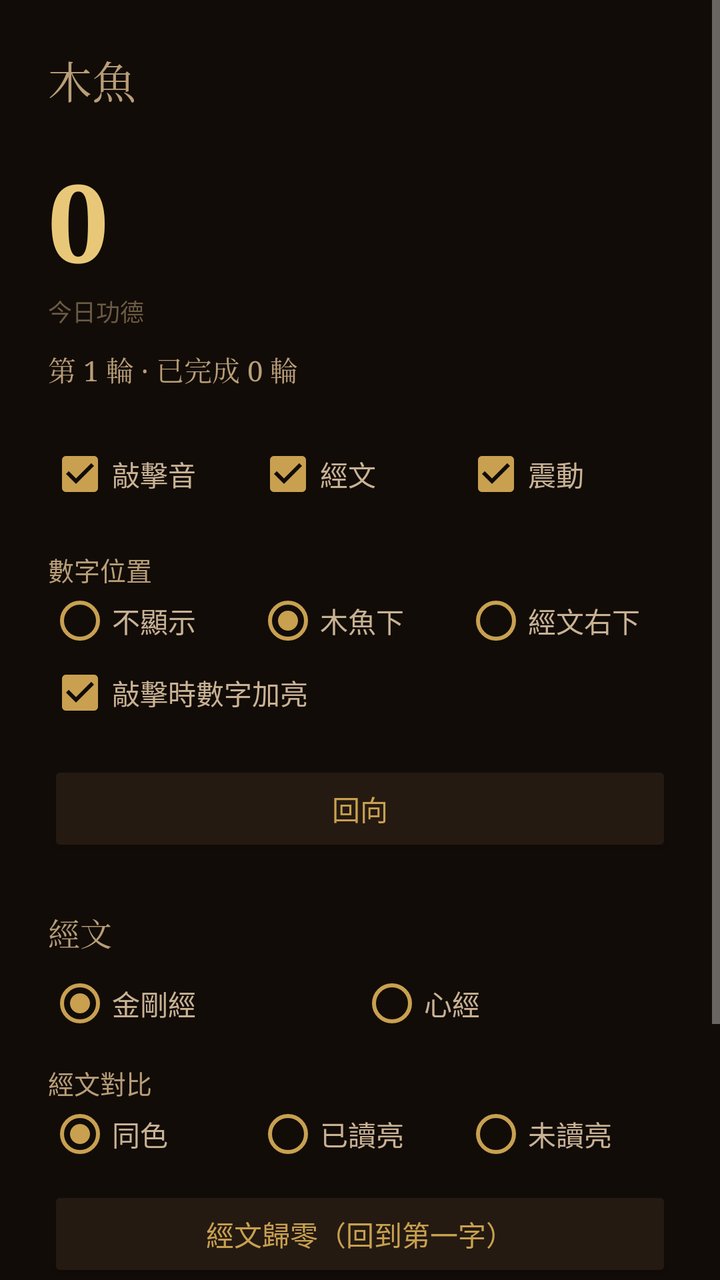
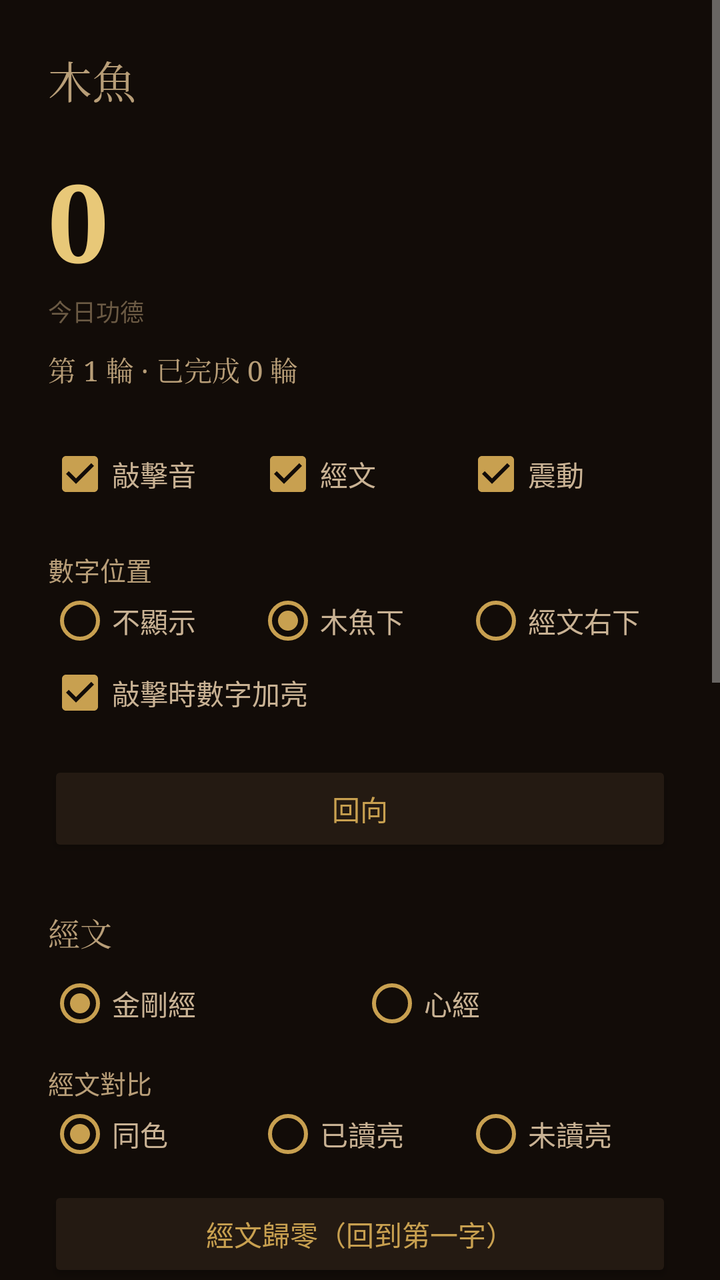

An Android layout rendered at two revisions. The XML below is the earlier revision; the diff shows what the commit changed to produce the second picture.
<!-- AndroidManifest.xml: application theme android:Theme.Material.NoActionBar -->
<!-- res/layout/activity_main.xml -->
<?xml version="1.0" encoding="utf-8"?>
<ScrollView xmlns:android="http://schemas.android.com/apk/res/android"
    android:fitsSystemWindows="true"
    android:layout_width="match_parent"
    android:layout_height="match_parent"
    android:background="#120C08">

    <LinearLayout
        android:layout_width="match_parent"
        android:layout_height="wrap_content"
        android:orientation="vertical"
        android:padding="24dp">

        <TextView
            android:layout_width="wrap_content"
            android:layout_height="wrap_content"
            android:text="木魚"
            android:textColor="#B89E78"
            android:textSize="22sp"
            android:fontFamily="serif" />

        <TextView
            android:id="@+id/total"
            android:layout_width="wrap_content"
            android:layout_height="wrap_content"
            android:layout_marginTop="18dp"
            android:text="0"
            android:textColor="#E8C878"
            android:textSize="54sp"
            android:textStyle="bold"
            android:fontFamily="serif" />

        <TextView
            android:id="@+id/total_caption"
            android:layout_width="wrap_content"
            android:layout_height="wrap_content"
            android:text="今日功德"
            android:textColor="#6B5A44"
            android:textSize="12sp" />

        <TextView
            android:id="@+id/rounds"
            android:layout_width="wrap_content"
            android:layout_height="wrap_content"
            android:layout_marginTop="10dp"
            android:text="第 1 輪 · 已完成 0 輪"
            android:textColor="#B89E78"
            android:textSize="14sp"
            android:fontFamily="serif" />

        
        <LinearLayout
            android:layout_width="match_parent"
            android:layout_height="wrap_content"
            android:layout_marginTop="26dp"
            android:orientation="horizontal"
            android:gravity="center_vertical">

            <CheckBox
                android:id="@+id/sw_sound"
                android:buttonTint="#C8A050"
                android:layout_width="0dp"
                android:layout_height="wrap_content"
                android:layout_weight="1"
                android:checked="true"
                android:text="敲擊音"
                android:textColor="#C9B294" />

            <CheckBox
                android:id="@+id/sw_sutra"
                android:layout_width="0dp"
                android:layout_height="wrap_content"
                android:layout_weight="1"
                android:checked="true"
                android:text="經文"
                android:buttonTint="#C8A050"
                android:textColor="#C9B294" />

            <CheckBox
                android:id="@+id/sw_vib"
                android:buttonTint="#C8A050"
                android:layout_width="0dp"
                android:layout_height="wrap_content"
                android:layout_weight="1"
                android:checked="true"
                android:text="震動"
                android:textColor="#C9B294" />
        </LinearLayout>

        <TextView
            android:layout_width="wrap_content"
            android:layout_height="wrap_content"
            android:layout_marginTop="22dp"
            android:text="數字位置"
            android:textColor="#B89E78"
            android:textSize="13sp" />

        <RadioGroup
            android:id="@+id/num_group"
            android:layout_width="match_parent"
            android:layout_height="wrap_content"
            android:orientation="horizontal">

            <RadioButton
                android:id="@+id/num_off"
                android:layout_width="0dp"
                android:layout_height="wrap_content"
                android:layout_weight="1"
                android:text="不顯示"
                android:textColor="#C9B294"
                android:buttonTint="#C8A050" />

            <RadioButton
                android:id="@+id/num_under"
                android:layout_width="0dp"
                android:layout_height="wrap_content"
                android:layout_weight="1"
                android:checked="true"
                android:text="木魚下"
                android:textColor="#C9B294"
                android:buttonTint="#C8A050" />

            <RadioButton
                android:id="@+id/num_corner"
                android:layout_width="0dp"
                android:layout_height="wrap_content"
                android:layout_weight="1"
                android:text="經文右下"
                android:textColor="#C9B294"
                android:buttonTint="#C8A050" />
        </RadioGroup>

        <CheckBox
            android:id="@+id/sw_num_hot"
            android:layout_width="wrap_content"
            android:layout_height="wrap_content"
            android:layout_marginTop="4dp"
            android:checked="true"
            android:text="敲擊時數字加亮"
            android:buttonTint="#C8A050"
            android:textColor="#C9B294" />

        <Button
            android:id="@+id/btn_dedicate"
            android:layout_width="match_parent"
            android:layout_height="wrap_content"
            android:layout_marginTop="18dp"
            android:backgroundTint="#241A12"
            android:text="回向"
            android:textColor="#C8A050" />

        
        <TextView
            android:layout_width="wrap_content"
            android:layout_height="wrap_content"
            android:layout_marginTop="26dp"
            android:text="經文"
            android:textColor="#B89E78"
            android:textSize="16sp"
            android:fontFamily="serif" />

        <RadioGroup
            android:id="@+id/sutra_group"
            android:layout_width="match_parent"
            android:layout_height="wrap_content"
            android:layout_marginTop="8dp"
            android:orientation="horizontal">

            <RadioButton
                android:id="@+id/sutra_jj"
                android:layout_width="0dp"
                android:layout_height="wrap_content"
                android:layout_weight="1"
                android:checked="true"
                android:text="金剛經"
                android:textColor="#C9B294"
                android:buttonTint="#C8A050" />

            <RadioButton
                android:id="@+id/sutra_xj"
                android:layout_width="0dp"
                android:layout_height="wrap_content"
                android:layout_weight="1"
                android:text="心經"
                android:textColor="#C9B294"
                android:buttonTint="#C8A050" />
        </RadioGroup>

        <TextView
            android:layout_width="wrap_content"
            android:layout_height="wrap_content"
            android:layout_marginTop="14dp"
            android:text="經文對比"
            android:textColor="#B89E78"
            android:textSize="13sp" />

        <RadioGroup
            android:id="@+id/contrast_group"
            android:layout_width="match_parent"
            android:layout_height="wrap_content"
            android:orientation="horizontal">

            <RadioButton
                android:id="@+id/ct_same"
                android:layout_width="0dp"
                android:layout_height="wrap_content"
                android:layout_weight="1"
                android:checked="true"
                android:text="同色"
                android:textColor="#C9B294"
                android:buttonTint="#C8A050" />

            <RadioButton
                android:id="@+id/ct_read"
                android:layout_width="0dp"
                android:layout_height="wrap_content"
                android:layout_weight="1"
                android:text="已讀亮"
                android:textColor="#C9B294"
                android:buttonTint="#C8A050" />

            <RadioButton
                android:id="@+id/ct_unread"
                android:layout_width="0dp"
                android:layout_height="wrap_content"
                android:layout_weight="1"
                android:text="未讀亮"
                android:textColor="#C9B294"
                android:buttonTint="#C8A050" />
        </RadioGroup>

        <Button
            android:id="@+id/btn_reset_sutra"
            android:layout_width="match_parent"
            android:layout_height="wrap_content"
            android:layout_marginTop="10dp"
            android:backgroundTint="#241A12"
            android:text="經文歸零（回到第一字）"
            android:textColor="#C8A050" />

        
        <TextView
            android:layout_width="wrap_content"
            android:layout_height="wrap_content"
            android:layout_marginTop="30dp"
            android:text="修習記錄"
            android:textColor="#B89E78"
            android:textSize="16sp"
            android:fontFamily="serif" />

        <TextView
            android:id="@+id/history"
            android:layout_width="match_parent"
            android:layout_height="wrap_content"
            android:layout_marginTop="10dp"
            android:lineSpacingExtra="6dp"
            android:text="暫無回向記錄"
            android:textColor="#7A6852"
            android:textSize="13sp" />

        <TextView
            android:layout_width="wrap_content"
            android:layout_height="wrap_content"
            android:layout_marginTop="36dp"
            android:text="桌面小部件若敲擊無反應，請在系統設置中允許本應用自啟動。"
            android:textColor="#4A3C2E"
            android:textSize="11sp" />
    </LinearLayout>
</ScrollView>
<!-- resources referenced by this layout -->
<resources>

</resources>

<!-- the commit's change to res/layout/activity_main.xml (unified diff, before → after) -->
@@ -262,7 +262,59 @@
             android:layout_width="wrap_content"
             android:layout_height="wrap_content"
             android:layout_marginTop="36dp"
-            android:text="桌面小部件若敲擊無反應，請在系統設置中允許本應用自啟動。"
+            android:text="關於"
+            android:textColor="#B89E78"
+            android:textSize="16sp"
+            android:fontFamily="serif" />
+
+        <TextView
+            android:layout_width="match_parent"
+            android:layout_height="wrap_content"
+            android:layout_marginTop="10dp"
+            android:lineSpacingExtra="5dp"
+            android:text="桌面敲木魚，功德記在心。\n\n· 敲擊：桌面小部件點一下即敲，木聲 + 震動，今日功德 +1\n· 每滿 108 次響一聲磬，計一輪（跨天連續累計）\n· 今日功德跨零點自動歸零，累計與輪次永久保留\n· 經文：可選金剛經 / 心經，方框逐字前進，讀滿循環\n· 回向：清空今日數字並記入修習記錄，不動經文位置\n\n提示：若桌面點擊無反應，請在系統設置中允許本應用「自啟動」（MIUI 的後台凍結會攔截點擊）"
+            android:textColor="#7A6852"
+            android:textSize="12sp" />
+
+        <TextView
+            android:layout_width="wrap_content"
+            android:layout_height="wrap_content"
+            android:layout_marginTop="18dp"
+            android:text="聯繫"
+            android:textColor="#B89E78"
+            android:textSize="16sp"
+            android:fontFamily="serif" />
+
+        <TextView
+            android:id="@+id/link_weibo"
+            android:layout_width="match_parent"
+            android:layout_height="wrap_content"
+            android:layout_marginTop="8dp"
+            android:paddingTop="8dp"
+            android:paddingBottom="8dp"
+            android:background="?android:attr/selectableItemBackground"
+            android:text="微博　@王药师"
+            android:textColor="#C8A050"
+            android:textSize="14sp" />
+
+        <TextView
+            android:id="@+id/link_twitter"
+            android:layout_width="match_parent"
+            android:layout_height="wrap_content"
+            android:paddingTop="8dp"
+            android:paddingBottom="8dp"
+            android:background="?android:attr/selectableItemBackground"
+            android:text="推特　@qq831261"
+            android:textColor="#C8A050"
+            android:textSize="14sp" />
+
+        <TextView
+            android:id="@+id/version"
+            android:layout_width="match_parent"
+            android:layout_height="wrap_content"
+            android:layout_marginTop="22dp"
+            android:layout_marginBottom="12dp"
+            android:gravity="center"
             android:textColor="#4A3C2E"
             android:textSize="11sp" />
     </LinearLayout>
